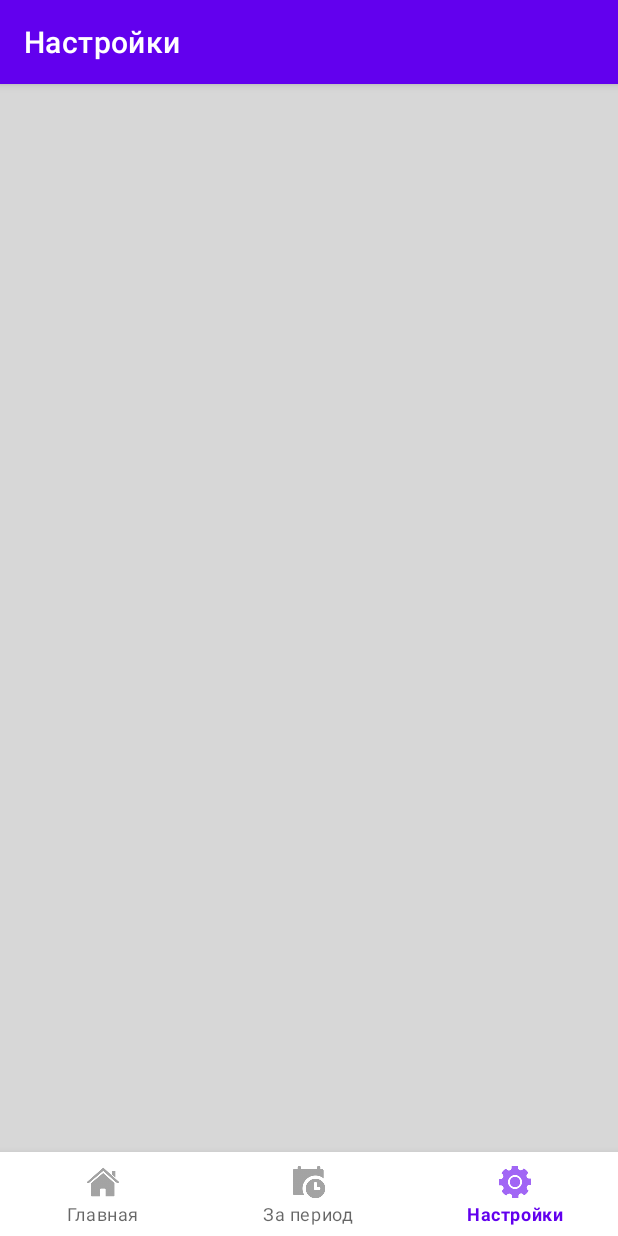
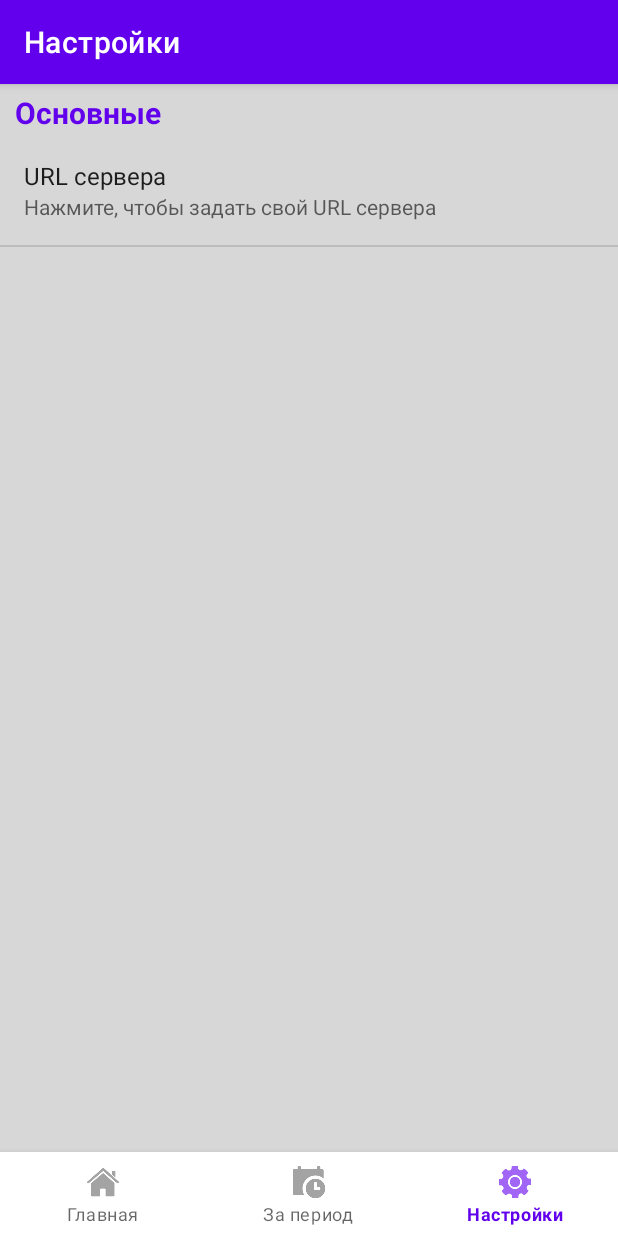
Before and after one commit to ShulV/Rest-API-currency-service, an Android app: the SettingsPageFragment screen opened through its navigation route, item 3 of the bottom bar chosen, on a phone screen of 412 x 824 dp. Run offline under Robolectric (Android 15) with nearby library versions, the phone set to English and light mode, and no system bars; our stand-ins replace navigation-ui.

Commit message:
[android-client] Теперь изменение URL сервера работает корректно

```diff
--- a/client-android/app/src/main/java/com/practice/sberclientandroidapp/retrofit/RetrofitService.java
+++ b/client-android/app/src/main/java/com/practice/sberclientandroidapp/retrofit/RetrofitService.java
@@ -21,8 +21,10 @@
 // Object of this class is used to connect to server.
 public class RetrofitService {
     private Retrofit retrofit;
+    private String serverURL;
     // Constructor with initializing retrofit field.
-    public RetrofitService() {
+    public RetrofitService(String serverURL) {
+        this.serverURL = serverURL;
         initializeRetrofit();
     }
     // Method that initializes Retrofit object.
@@ -38,7 +40,7 @@
         });
         retrofit = new Retrofit.Builder()
                 // Server Url address that is defined in string resources.
-                .baseUrl("http://192.168.1.4:8080")
+                .baseUrl(serverURL)
                 // Adding Converter Factory to process json.
                 .addConverterFactory(GsonConverterFactory.create(builder.create()))
                 .build();
--- a/client-android/app/src/main/java/com/practice/sberclientandroidapp/ui/settings_page/SettingsPageFragment.java
+++ b/client-android/app/src/main/java/com/practice/sberclientandroidapp/ui/settings_page/SettingsPageFragment.java
@@ -25,8 +25,7 @@
         binding = FragmentSettingsPageBinding.inflate(inflater, container, false);
         View root = binding.getRoot();
 
-        if (root.findViewById(R.id.frameLayout_settings) != null &&
-                savedInstanceState == null) {
+        if (root.findViewById(R.id.frameLayout_settings) != null) {
             // below line is to inflate our fragment.
             requireActivity().getFragmentManager().beginTransaction()
                     .add(R.id.frameLayout_settings, new SettingsFragment()).commit();
--- a/client-android/app/src/main/res/xml/fragment_preferences.xml
+++ b/client-android/app/src/main/res/xml/fragment_preferences.xml
@@ -7,7 +7,7 @@
             android:defaultValue="@string/default_server_url"
             android:title="@string/pref_server_ur_title"
             android:summary="@string/pref_server_url_summary"
-            android:key="text"
+            android:key="URL"
             android:inputType="textUri"
             android:dialogTitle="Введите URL сервера" />
     </PreferenceCategory>
```
Also changed, not shown: client-android/app/src/main/java/com/practice/sberclientandroidapp/ui/for_period_page/ForPeriodFragment.java (+10 -1 lines).
